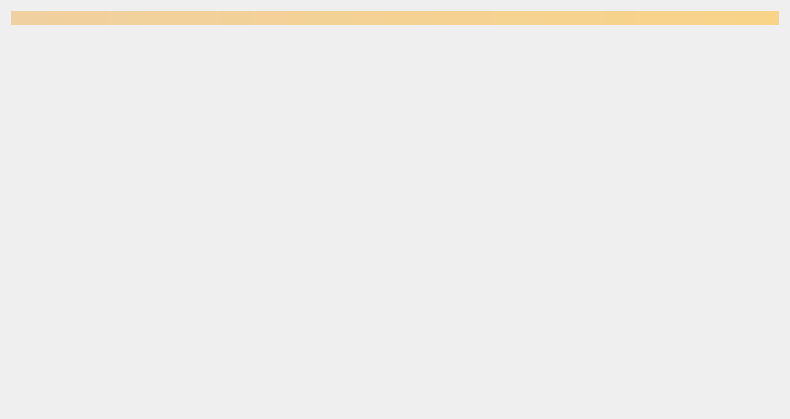
Above: src/qt/forms/merchantlist.ui from FeatherCoin/Feathercoin before the change. Below: the same form after it.
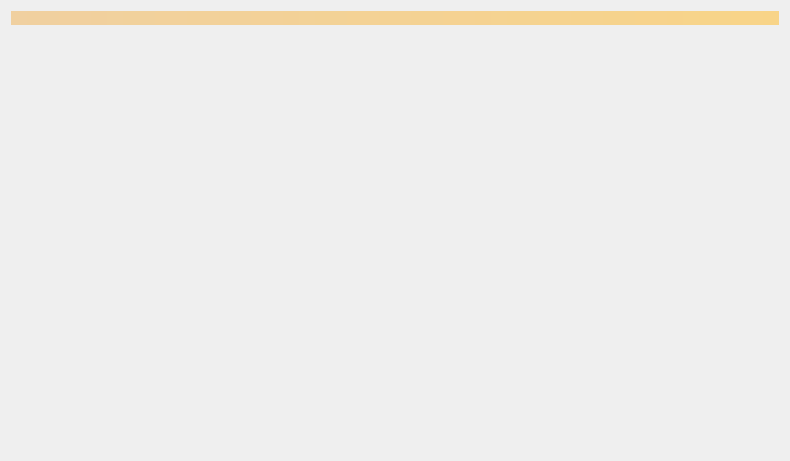
That is the form after the change. Icons and pictures are not drawn.

```diff
--- a/src/qt/forms/merchantlist.ui
+++ b/src/qt/forms/merchantlist.ui
@@ -7,7 +7,7 @@
     <x>0</x>
     <y>0</y>
     <width>790</width>
-    <height>419</height>
+    <height>461</height>
    </rect>
   </property>
   <property name="windowTitle">
```
Left out of the diff: 78 changed lines with no effect on the pictures.
